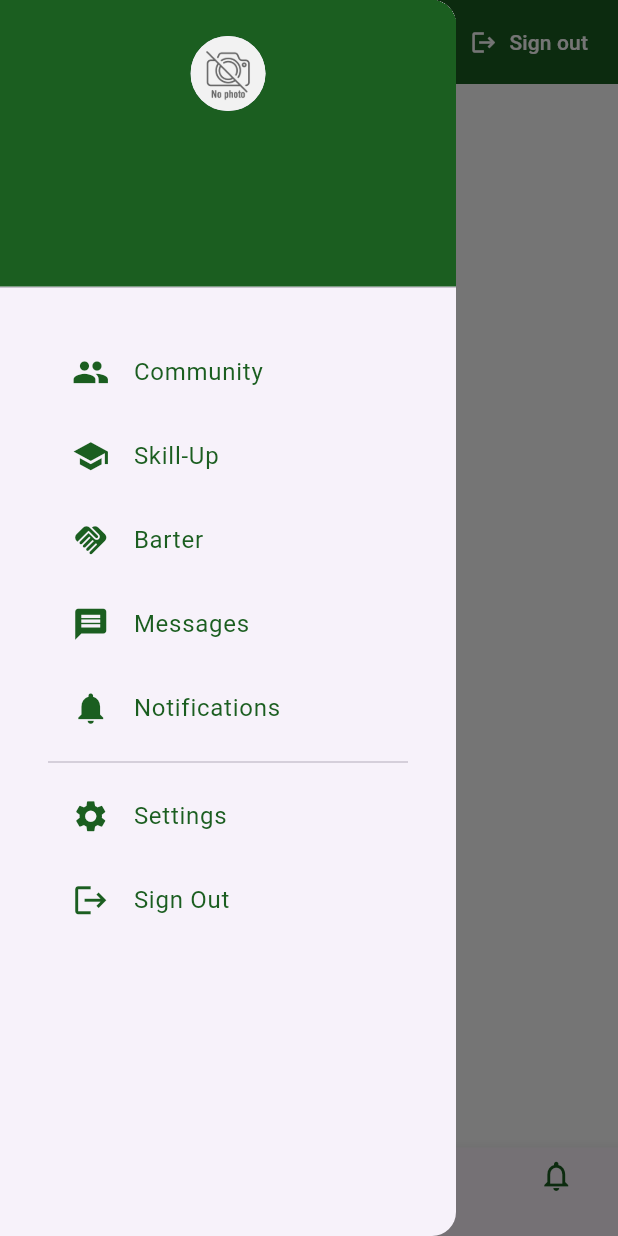
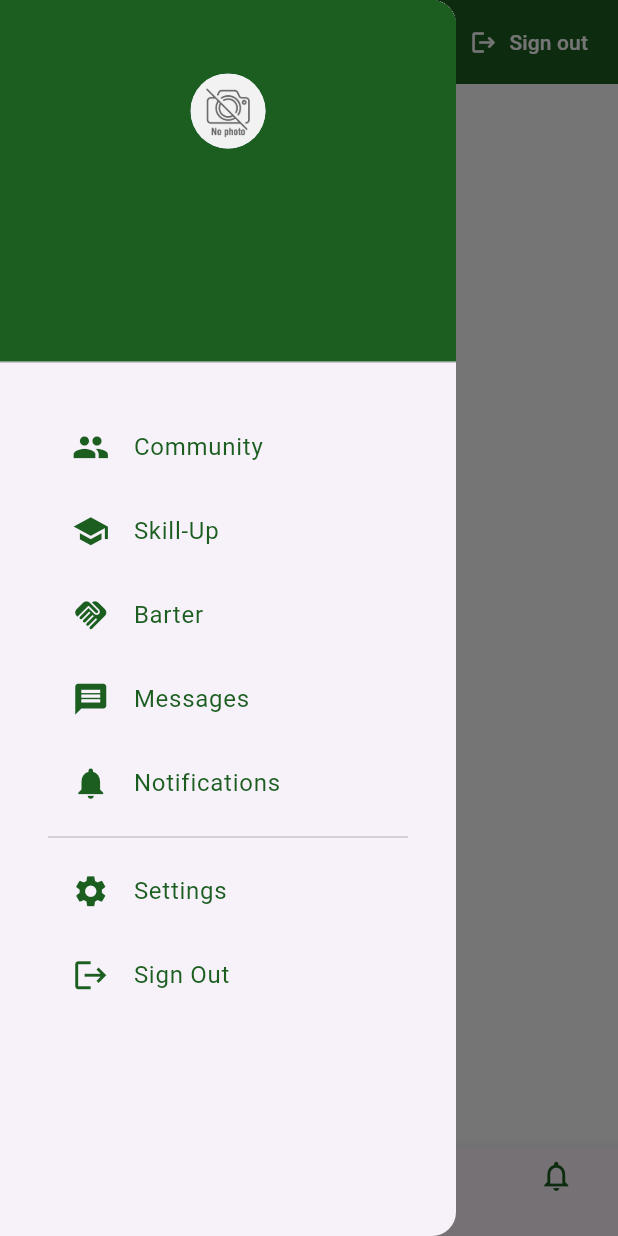
Before and after one commit to CraigAT1181/agrarian_flutter_firebase, a Flutter app: the screen it shows once a user with an empty profile is signed in, with the side drawer open, on a phone screen of 412 x 824 dp. Run offline on Flutter 3.47's test engine with Material 3 defaults, Android fonts, the light colour scheme and no system bars; our stand-ins replace cloud_firestore, firebase_auth, firebase_core, flutter_spinkit, image_picker, supabase_flutter; accounts and stored records are empty.

Commit message:
Added conditional logic to home_drawer to ensure messages and notifications aren't choices for a guest login.

```diff
--- a/lib/screens/home/home_drawer.dart
+++ b/lib/screens/home/home_drawer.dart
@@ -26,7 +26,7 @@ class _HomeDrawerState extends State<HomeDrawer> {
         padding: EdgeInsets.zero,
         children: [
           SizedBox(
-            height: 200,
+            height: 250,
             child: DrawerHeader(
               decoration: BoxDecoration(
                 color: Colors.green[900],
@@ -83,16 +83,32 @@ class _HomeDrawerState extends State<HomeDrawer> {
           ),
           Padding(
             padding: const EdgeInsets.fromLTRB(32, 20, 32, 20),
-            child: Column(
+            child: userProfile == null
+                ? Column(
                     children: [
-                _drawerButton(
-                    Icons.group, 'Community', () => widget.onPageSelected(0)),
-                _drawerButton(
-                    Icons.school, 'Skill-Up', () => widget.onPageSelected(1)),
-                _drawerButton(
-                    Icons.handshake, 'Barter', () => widget.onPageSelected(2)),
-                _drawerButton(
-                    Icons.message, 'Messages', () => widget.onPageSelected(3)),
+                      _drawerButton(Icons.group, 'Community',
+                          () => widget.onPageSelected(0)),
+                      _drawerButton(Icons.school, 'Skill-Up',
+                          () => widget.onPageSelected(1)),
+                      _drawerButton(Icons.handshake, 'Barter',
+                          () => widget.onPageSelected(2)),
+                      Divider(),
+                      _drawerButton(Icons.settings, 'Settings', () async {}),
+                      _drawerButton(Icons.logout, 'Sign Out', () async {
+                        await _auth.signOut();
+                      }),
+                    ],
+                  )
+                : Column(
+                    children: [
+                      _drawerButton(Icons.group, 'Community',
+                          () => widget.onPageSelected(0)),
+                      _drawerButton(Icons.school, 'Skill-Up',
+                          () => widget.onPageSelected(1)),
+                      _drawerButton(Icons.handshake, 'Barter',
+                          () => widget.onPageSelected(2)),
+                      _drawerButton(Icons.message, 'Messages',
+                          () => widget.onPageSelected(3)),
                       _drawerButton(Icons.notifications, 'Notifications',
                           () => widget.onPageSelected(4)),
                       Divider(),
```
Lines whose indentation alone changed are shown as unchanged.
